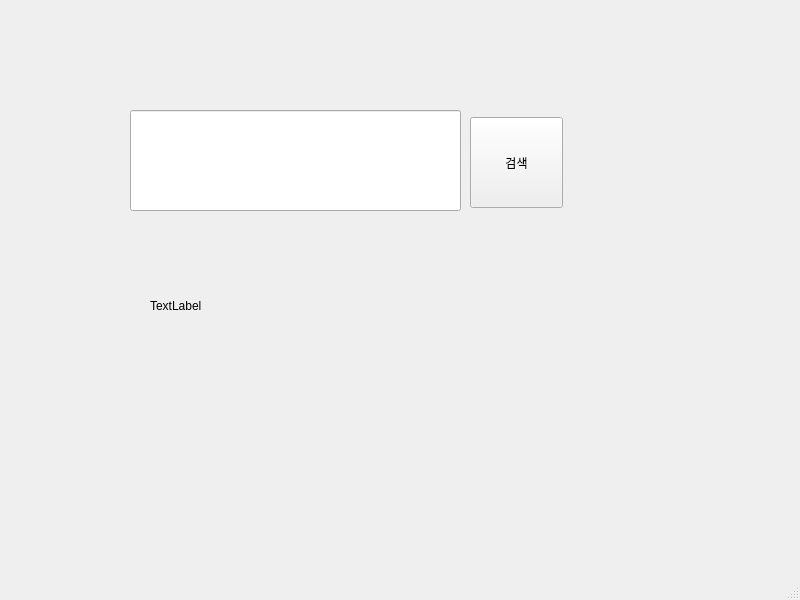
First picture: the form in button.ui, repository flsbnus/OnlyWords, before the edit.
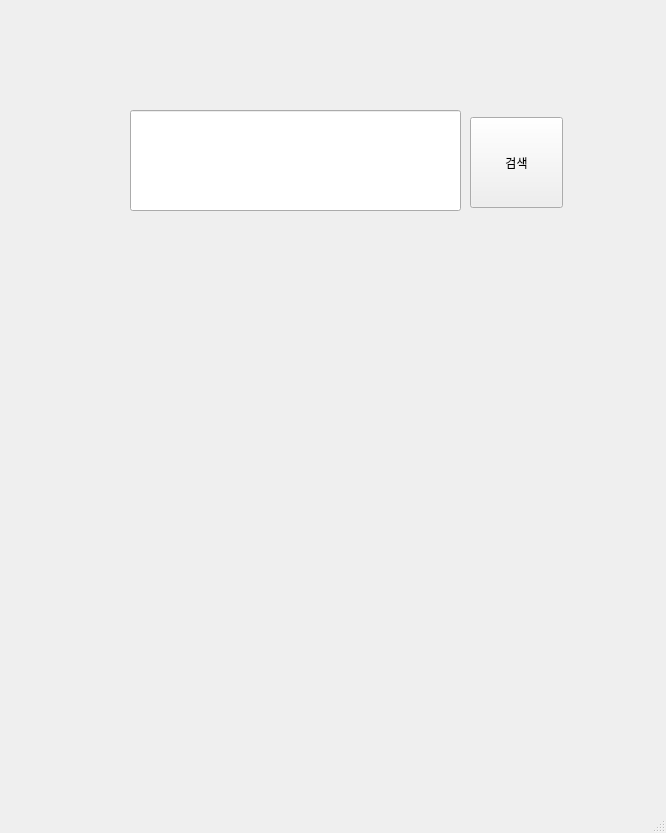
Second picture: the form after the edit.

Commit message: almost complete

```diff
--- a/button.ui
+++ b/button.ui
@@ -6,8 +6,8 @@
    <rect>
     <x>0</x>
     <y>0</y>
-    <width>800</width>
-    <height>600</height>
+    <width>666</width>
+    <height>833</height>
    </rect>
   </property>
   <property name="windowTitle">
@@ -30,14 +30,14 @@
    <widget class="QLabel" name="label">
     <property name="geometry">
      <rect>
-      <x>150</x>
-      <y>210</y>
+      <x>120</x>
+      <y>220</y>
       <width>411</width>
-      <height>191</height>
+      <height>541</height>
      </rect>
     </property>
     <property name="text">
-     <string>TextLabel</string>
+     <string/>
     </property>
    </widget>
    <widget class="QLineEdit" name="lineEdit">
```
Left out of the diff: 2 changed lines with no effect on the pictures. The commit also changes 2 other files.
